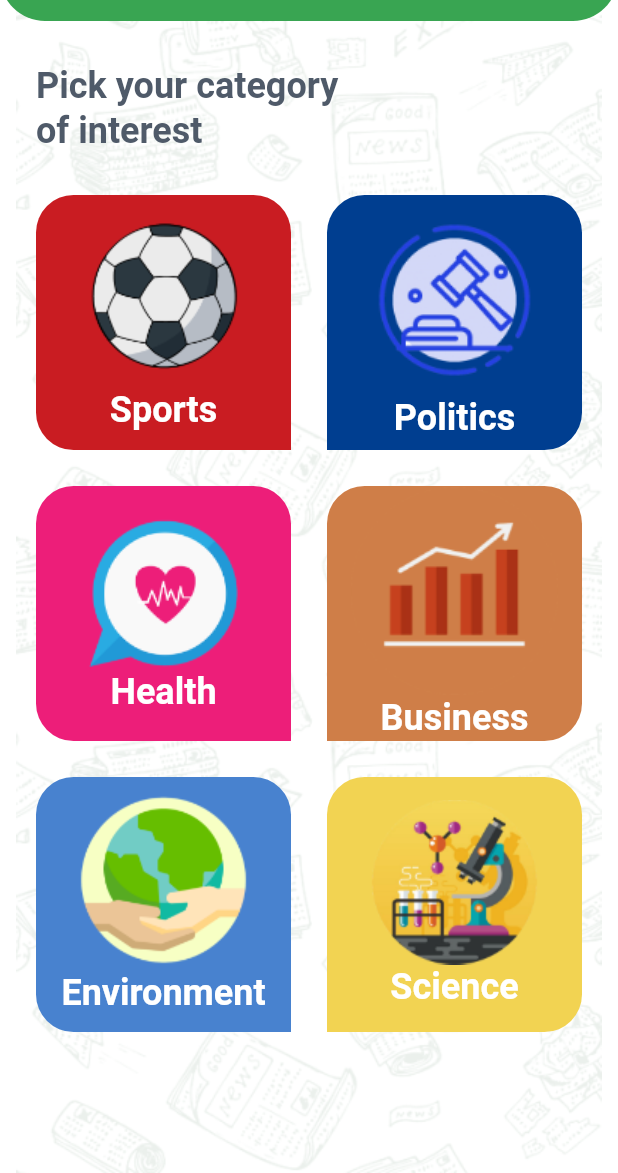
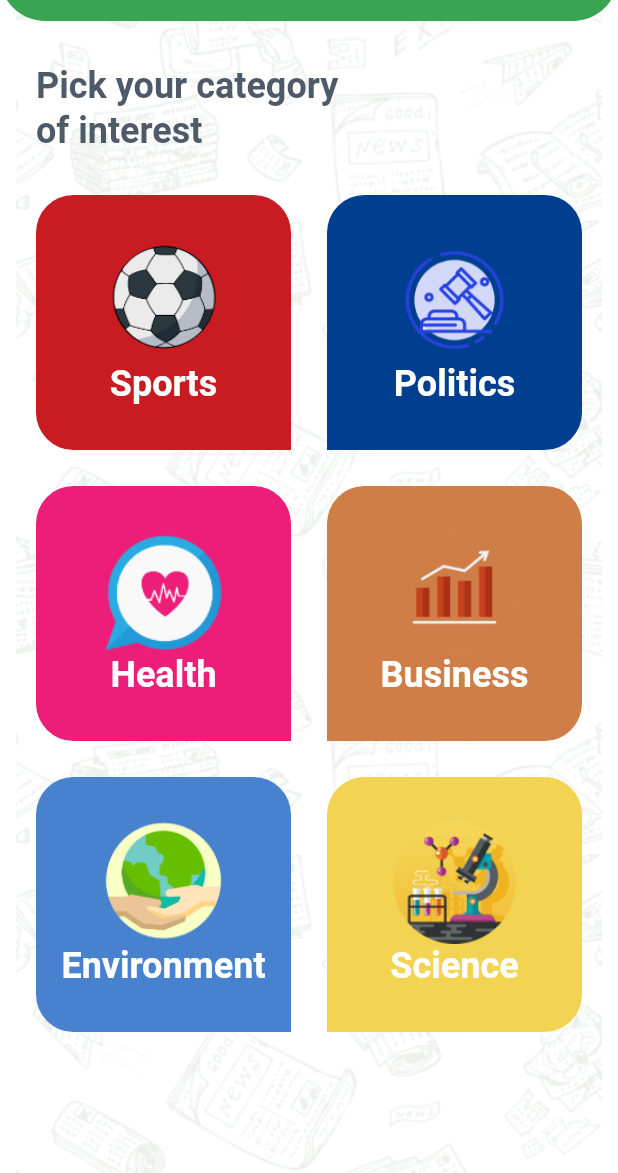
Before and after one commit to ASHmd97/news, a Flutter app: the screen it shows after launch, on a phone screen of 412 x 824 dp, the part 63-1236 px from its top. Run offline on Flutter 3.47's test engine with Material 3 defaults, Android fonts, the phone set to English and light mode, and no system bars; our stand-ins replace cached_network_image, timeago.

Commit message:
Finish Category UI

```diff
--- a/lib/app_theme.dart
+++ b/lib/app_theme.dart
@@ -11,6 +11,7 @@ class AppTheme {
   static const Color lightBlue = Color(0xff4882CF);
   static const Color pink = Color(0xffED1E79);
   static const Color brown = Color(0xffCF7E48);
+  static const Color gray = Color(0xff79828B);
 
   static ThemeData lightTheme = ThemeData(
     scaffoldBackgroundColor: Colors.transparent,
@@ -28,12 +29,21 @@ class AppTheme {
         ),
         iconTheme: IconThemeData(size: 40, color: white)),
     textTheme: const TextTheme(
-        titleLarge: TextStyle(
-          fontSize: 24,
-          fontWeight: FontWeight.bold,
-          color: white,
-        ),
-        titleSmall:
-            TextStyle(fontSize: 14, fontWeight: FontWeight.w400, color: black)),
+      titleLarge: TextStyle(
+        fontSize: 24,
+        fontWeight: FontWeight.bold,
+        color: white,
+      ),
+      titleSmall: TextStyle(
+        fontSize: 14,
+        fontWeight: FontWeight.w400,
+        color: black,
+      ),
+      labelSmall: TextStyle(
+        fontSize: 10,
+        fontWeight: FontWeight.w400,
+        color: gray,
+      ),
+    ),
   );
 }
--- a/lib/screens/category/category_item.dart
+++ b/lib/screens/category/category_item.dart
@@ -22,7 +22,11 @@ class CategoryItem extends StatelessWidget {
       child: Column(
         mainAxisAlignment: MainAxisAlignment.center,
         children: [
-          Image.asset('assets/${category.imageName}.png'),
+          Image.asset(
+            'assets/${category.imageName}.png',
+            fit: BoxFit.fill,
+            height: MediaQuery.sizeOf(context).height * 0.1,
+          ),
           Text(
             category.name,
             style: Theme.of(context).textTheme.titleLarge,
--- a/lib/screens/tabs/sources_tabs.dart
+++ b/lib/screens/tabs/sources_tabs.dart
@@ -2,6 +2,7 @@
 
 import 'package:flutter/material.dart';
 import 'package:news/models/source.dart';
+import 'package:news/screens/news/news_list.dart';
 import 'package:news/screens/tabs/tab_item.dart';
 
 class SourcesTabs extends StatefulWidget {
@@ -40,6 +41,11 @@ class _SourcesTabsState extends State<SourcesTabs> {
                 .toList(),
           ),
         ),
+        const Expanded(
+            child: Padding(
+          padding: EdgeInsets.symmetric(vertical: 8, horizontal: 24),
+          child: NewsList(),
+        ))
       ],
     );
   }
--- a/lib/screens/tabs/tab_item.dart
+++ b/lib/screens/tabs/tab_item.dart
@@ -12,7 +12,7 @@ class TabItem extends StatelessWidget {
   @override
   Widget build(BuildContext context) {
     return Container(
-      margin: const EdgeInsets.symmetric(vertical: 8),
+      margin: const EdgeInsets.symmetric(vertical: 12),
       padding: const EdgeInsets.symmetric(vertical: 6, horizontal: 12),
       decoration: BoxDecoration(
           border: Border.all(width: 2, color: AppTheme.primary),
--- a/pubspec.yaml
+++ b/pubspec.yaml
@@ -30,6 +30,8 @@ environment:
 dependencies:
   flutter:
     sdk: flutter
+  timeago: ^3.7.0
+  cached_network_image: ^3.4.1
 
   # The following adds the Cupertino Icons font to your application.
   # Use with the CupertinoIcons class for iOS style icons.
```
Also changed, not shown: lib/screens/news/news_item.dart (added, +59 -0 lines), lib/screens/news/news_list.dart (added, +14 -0 lines), lib/widgets/loading_indicator.dart (added, +16 -0 lines), pubspec.lock, 7 other files.
